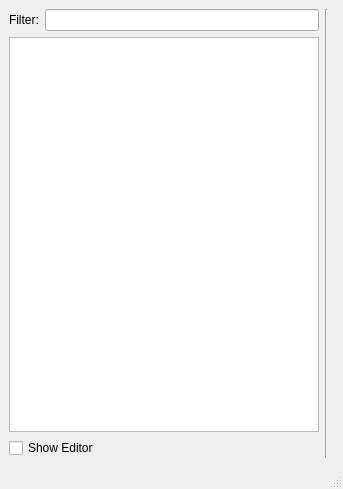
This is src/ui/ColorChooser.ui in Rowanion/ColorChooser as Qt 5 draws it before an edit. The edited form follows.
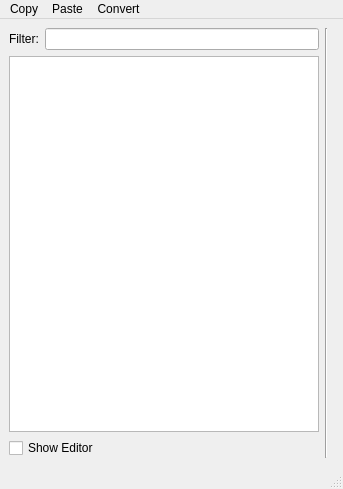
This is the edited form. Custom widgets are drawn as their Qt base class.

Commit message: [Fixed] missing trailing 0 for context menu copy [Modified] moved actions from cbb to MainMenu [Added] invert button to where the cbb previously was

```diff
--- a/src/ui/ColorChooser.ui
+++ b/src/ui/ColorChooser.ui
@@ -110,9 +110,32 @@
      <x>0</x>
      <y>0</y>
      <width>343</width>
-     <height>21</height>
+     <height>27</height>
     </rect>
    </property>
+   <widget class="QMenu" name="menuCopy">
+    <property name="title">
+     <string>Copy</string>
+    </property>
+    <addaction name="actionCopy_As_Hex_RGB"/>
+    <addaction name="actionCopy_As_Hex_ARGB"/>
+    <addaction name="actionCopy_As_Byte_RGB"/>
+    <addaction name="actionCopy_As_Float_RGB"/>
+   </widget>
+   <widget class="QMenu" name="menuPaste">
+    <property name="title">
+     <string>Paste</string>
+    </property>
+    <addaction name="actionPaste_From_Float_RGB"/>
+   </widget>
+   <widget class="QMenu" name="menuConvert">
+    <property name="title">
+     <string>Convert</string>
+    </property>
+   </widget>
+   <addaction name="menuCopy"/>
+   <addaction name="menuPaste"/>
+   <addaction name="menuConvert"/>
   </widget>
   <widget class="QStatusBar" name="statusbar"/>
  </widget>
```
Left out of the diff: 28 changed lines with no effect on the pictures. The commit also changes 5 other files.
